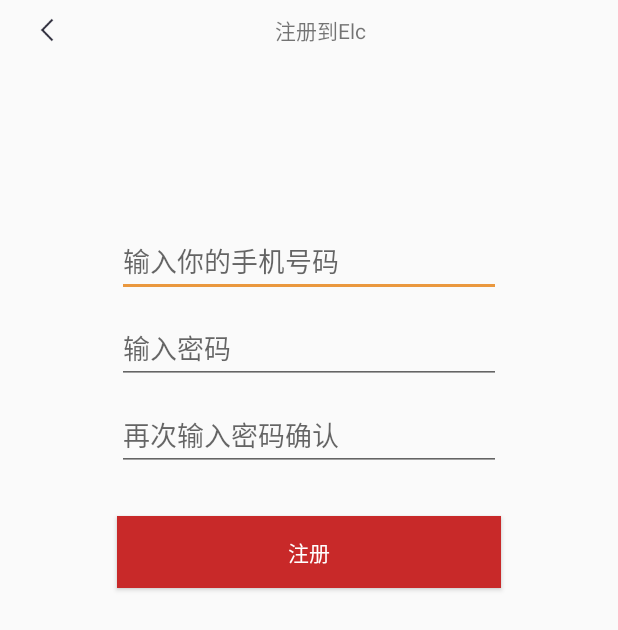
After one commit to JandGit/ElcCommerce, an Android app: the SignupActivity screen opened directly, with no data from a screen before it, on a phone screen of 412 x 824 dp. The commit adds this screen. Shown: the top 630 px of the screen. Run offline under Robolectric (Android 15) with nearby library versions, the phone set to English and light mode, and no system bars; our stand-ins replace CircleImageView; network calls fail.

Commit message:
刘俊杰：2016-8-15,

```diff
--- a/app/src/main/java/com/android/tkengine/elccommerce/UI/PersonalinfoActivity.java
+++ b/app/src/main/java/com/android/tkengine/elccommerce/UI/PersonalinfoActivity.java
@@ -62,11 +62,6 @@ public class PersonalinfoActivity extends AppCompatActivity implements PersonalA
 
         //显示用户信息
         updateUserInfo();
-
-        //实现沉浸式状态栏
-        if (Build.VERSION.SDK_INT >= Build.VERSION_CODES.KITKAT){
-            getWindow().addFlags(WindowManager.LayoutParams.FLAG_TRANSLUCENT_STATUS);
-        }
 
         //点击设置头像
         changeIcon.setOnClickListener(new View.OnClickListener() {
--- /dev/null
+++ b/app/src/main/java/com/android/tkengine/elccommerce/UI/SignupActivity.java
@@ -0,0 +1,103 @@
+package com.android.tkengine.elccommerce.UI;
+
+import android.os.Handler;
+import android.os.Message;
+import android.support.v7.app.AppCompatActivity;
+import android.os.Bundle;
+import android.view.View;
+import android.widget.EditText;
+import android.widget.TextView;
+import android.widget.Toast;
+
+import com.android.tkengine.elccommerce.R;
+import com.android.tkengine.elccommerce.model.ElcModel;
+
+import org.json.JSONException;
+
+import java.io.IOException;
+
+public class SignupActivity extends AppCompatActivity {
+
+    EditText et_userPhone, et_userPassword, et_userPassword1;
+
+    MyHandler mHandler;
+
+    private static class MyHandler extends Handler {
+        final int MSG_OK = 0;
+        final int MSG_ERROR = 1;
+
+
+        SignupActivity me;
+
+        public MyHandler(SignupActivity me) {
+            this.me = me;
+        }
+
+        @Override
+        public void handleMessage(Message msg) {
+            switch (msg.what) {
+                case MSG_OK: {//用户信息更改，界面内容需要更新
+                    Toast.makeText(me, "注册成功", Toast.LENGTH_SHORT).show();
+                    me.finish();
+                }
+                case MSG_ERROR: {
+                    String s = (String) msg.obj;
+                    Toast.makeText(me, s, Toast.LENGTH_SHORT).show();
+                }
+            }
+            super.handleMessage(msg);
+        }
+    }
+
+    @Override
+    protected void onCreate(Bundle savedInstanceState) {
+        super.onCreate(savedInstanceState);
+        setContentView(R.layout.activity_signup);
+
+        mHandler = new MyHandler(this);
+        et_userPhone = (EditText) findViewById(R.id.et_userPhone);
+        et_userPassword = (EditText) findViewById(R.id.et_userpassword);
+        et_userPassword1 = (EditText) findViewById(R.id.et_userpassword1);
+    }
+
+    /**
+     * 注册按钮点击事件
+     */
+    public void onSignupClick(View view) {
+        final String userPhone = ((TextView) et_userPhone).getText().toString();
+        final String password = ((TextView) et_userPassword).getText().toString();
+        String password1 = ((TextView) et_userPassword1).getText().toString();
+        if (userPhone.isEmpty() || password.isEmpty()) {
+            Toast.makeText(this, "手机号或密码不能为空", Toast.LENGTH_SHORT).show();
+            return;
+        }
+        if (!userPhone.matches("^[1][358][0-9]{9}$")) {
+            Toast.makeText(this, "手机号码格式不正确", Toast.LENGTH_SHORT).show();
+            return;
+        }
+        if (!password.equals(password1)) {
+            Toast.makeText(this, "两次输入密码不一致", Toast.LENGTH_SHORT).show();
+            return;
+        }
+        new Thread() {
+            @Override
+            public void run() {
+                try {
+                    if (new ElcModel(SignupActivity.this).signUp(userPhone, password)) {
+                        mHandler.sendEmptyMessage(mHandler.MSG_OK);
+                    }
+                    else {
+                        Message msg = mHandler.obtainMessage(mHandler.MSG_ERROR);
+                        msg.obj = "注册失败，用户已存在";
+                        mHandler.sendMessage(msg);
+                    }
+                } catch (JSONException | IOException e) {
+                    e.printStackTrace();
+                    Message msg = mHandler.obtainMessage(mHandler.MSG_ERROR);
+                    msg.obj = "网络错误";
+                    mHandler.sendMessage(msg);
+                }
+            }
+        }.start();
+    }
+}
--- a/app/src/main/java/com/android/tkengine/elccommerce/beans/Constants.java
+++ b/app/src/main/java/com/android/tkengine/elccommerce/beans/Constants.java
@@ -110,4 +110,8 @@ public class Constants {
      * result = boolean
      */
     public static final String SERVER_CHANGE_PASSWORD = SERVER_ADDRESS + "user/app/changePassword";
+    /**
+     * 注册用户
+     */
+    public static final String SERVER_SIGNUP = SERVER_ADDRESS + "user/app/regist";
 }
--- a/app/src/main/res/layout/activity_personalinfo.xml
+++ b/app/src/main/res/layout/activity_personalinfo.xml
@@ -9,7 +9,7 @@
     <android.support.v7.widget.Toolbar
         android:id="@+id/tb"
         android:layout_width="match_parent"
-        android:layout_height="42dp">
+        android:layout_height="40dp">
         <RelativeLayout
             android:layout_width="match_parent"
             android:layout_height="match_parent">
@@ -20,7 +20,6 @@
                 android:layout_height="wrap_content"
                 android:gravity="center"
                 android:text="个人信息"
-                android:textSize="20sp"
                 android:layout_centerInParent="true"/>
 
             <ImageView
--- /dev/null
+++ b/app/src/main/res/layout/activity_signup.xml
@@ -0,0 +1,90 @@
+<?xml version="1.0" encoding="utf-8"?>
+<RelativeLayout xmlns:android="http://schemas.android.com/apk/res/android"
+    xmlns:tools="http://schemas.android.com/tools"
+    android:layout_width="match_parent"
+    android:layout_height="match_parent"
+    tools:context="com.android.tkengine.elccommerce.UI.SignupActivity">
+
+    <android.support.v7.widget.Toolbar
+        android:id="@+id/tb"
+        android:layout_width="match_parent"
+        android:layout_height="40dp">
+        <RelativeLayout
+            android:layout_width="match_parent"
+            android:layout_height="match_parent">
+
+            <TextView
+                android:id="@+id/tv1"
+                android:layout_width="wrap_content"
+                android:layout_height="wrap_content"
+                android:gravity="center"
+                android:text="注册到Elc"
+                android:layout_centerInParent="true"/>
+
+            <ImageView
+                android:id="@+id/iv_back"
+                android:clickable="true"
+                android:onClick="onBackClick"
+                android:background="?attr/selectableItemBackground"
+                android:layout_alignParentStart="true"
+                android:layout_alignParentLeft="true"
+                android:scaleType="centerInside"
+                android:src="@mipmap/title_back"
+                android:layout_alignTop="@+id/tv1"
+                android:layout_alignBottom="@+id/tv1"
+                android:layout_width="wrap_content"
+                android:layout_height="match_parent" />
+        </RelativeLayout>
+    </android.support.v7.widget.Toolbar>
+
+    <EditText
+        android:id="@+id/et_userPhone"
+        android:inputType="number"
+        android:maxEms="15"
+        android:hint="输入你的手机号码"
+        android:layout_width="wrap_content"
+        android:layout_height="wrap_content"
+        android:ems="12"
+        android:layout_centerHorizontal="true"
+        android:layout_alignParentTop="true"
+        android:layout_marginTop="150dp"/>
+    <EditText
+        android:id="@+id/et_userpassword"
+        android:layout_below="@id/et_userPhone"
+        android:inputType="textPassword"
+        android:maxEms="15"
+        android:hint="输入密码"
+        android:layout_width="wrap_content"
+        android:layout_height="wrap_content"
+        android:ems="12"
+        android:layout_centerHorizontal="true"
+        android:layout_marginTop="10dp"/>
+    <EditText
+        android:id="@+id/et_userpassword1"
+        android:layout_below="@id/et_userpassword"
+        android:inputType="textPassword"
+        android:maxEms="15"
+        android:hint="再次输入密码确认"
+        android:layout_width="wrap_content"
+        android:layout_height="wrap_content"
+        android:ems="12"
+        android:layout_centerHorizontal="true"
+        android:layout_marginTop="10dp"/>
+
+    <Button
+        android:id="@+id/btn_signUp"
+        android:onClick="onSignupClick"
+        android:layout_width="wrap_content"
+        android:layout_height="wrap_content"
+        android:text="注册"
+        android:textColor="@color/colorWhite"
+        android:background="@drawable/loginbutton_background"
+        android:layout_below="@+id/et_userpassword1"
+        android:layout_alignLeft="@+id/et_userpassword1"
+        android:layout_alignStart="@+id/et_userpassword1"
+        android:layout_alignRight="@+id/et_userpassword1"
+        android:layout_alignEnd="@+id/et_userpassword1"
+        android:layout_marginTop="30dp" />
+
+
+</RelativeLayout>
--- a/app/src/main/res/layout/activity_user_login.xml
+++ b/app/src/main/res/layout/activity_user_login.xml
@@ -10,7 +10,7 @@
     <android.support.v7.widget.Toolbar
         android:id="@+id/tb_loginAct"
         android:layout_width="match_parent"
-        android:layout_height="42dp">
+        android:layout_height="40dp">
 
         <RelativeLayout
             android:layout_width="match_parent"
@@ -21,7 +21,6 @@
                 android:layout_height="wrap_content"
                 android:gravity="center"
                 android:text="登录Elc"
-                android:textSize="20sp"
                 android:layout_centerInParent="true"/>
 
             <ImageView
@@ -40,12 +39,13 @@
 
     </android.support.v7.widget.Toolbar>
 
-    <com.android.tkengine.elccommerce.utils.CircleImageView
+    <ImageView
         android:layout_below="@+id/tb_loginAct"
         android:layout_centerHorizontal="true"
         android:layout_marginTop="20dp"
         android:layout_width="80dp"
         android:layout_height="80dp"
+        android:scaleType="centerCrop"
         android:src="@drawable/frgme_userunlogin"
         android:id="@+id/iv_userIcon" />
 
--- a/app/src/main/res/layout/fragment_me.xml
+++ b/app/src/main/res/layout/fragment_me.xml
@@ -10,7 +10,7 @@
         android:background="@color/colorPrimary"
         android:id="@+id/tb_meFrgToolbar"
         android:layout_width="match_parent"
-        android:layout_height="42dp">
+        android:layout_height="40dp">
 
         <RelativeLayout
             android:layout_width="match_parent"
@@ -22,8 +22,7 @@
                 android:layout_centerHorizontal="true"
                 android:gravity="center"
                 android:text="@string/frgme_title"
-                android:textColor="@color/colorWhite"
-                android:textSize="20sp" />
+                android:textColor="@color/colorWhite" />
 
             <ImageView
                 android:layout_width="22dp"
@@ -56,6 +55,7 @@
             android:id="@+id/iv_frgMeUserIcon"
             android:layout_width="80dp"
             android:layout_height="80dp"
+            android:scaleType="centerCrop"
             android:layout_alignParentTop="true"
             android:layout_alignParentLeft="true"
             android:layout_alignParentStart="true"
```
Also changed, not shown: app/src/main/AndroidManifest.xml (+10 -12 lines), app/src/main/java/com/android/tkengine/elccommerce/UI/UserLoginActivity.java (+10 -6 lines), app/src/main/java/com/android/tkengine/elccommerce/model/ElcModel.java (+21 -2 lines), app/src/main/java/com/android/tkengine/elccommerce/presenter/PersonalActPresenter.java (+73 -61 lines), app/src/main/res/layout/activity_personal_dialog.xml (added, +59 -0 lines).
